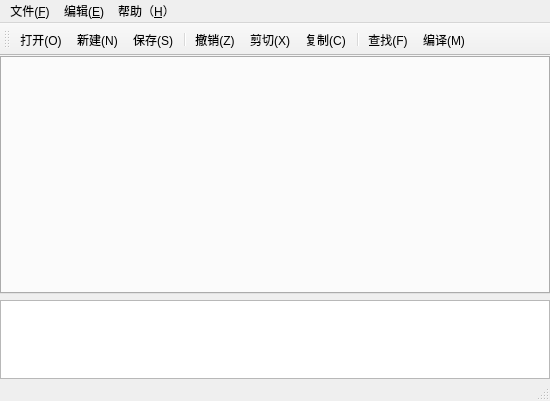
Above: mainwindow.ui from inkcherry/integration- before the change. Below: the same form after it.
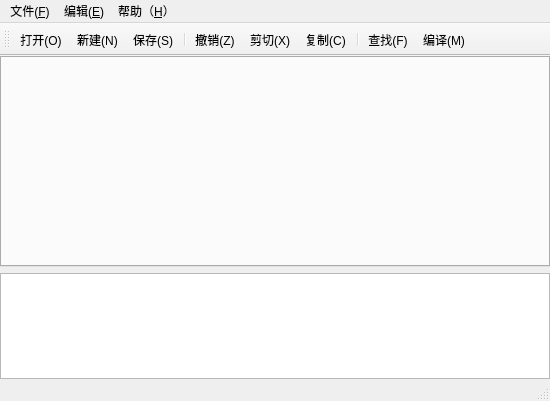
That is the form after the change. Icons and pictures are not drawn.

```diff
--- a/mainwindow.ui
+++ b/mainwindow.ui
@@ -40,7 +40,7 @@
        <number>0</number>
       </property>
       <item>
-       <layout class="QVBoxLayout" name="verticalLayout" stretch="6,2">
+       <layout class="QVBoxLayout" name="verticalLayout" stretch="6,3">
         <item>
          <widget class="QTabWidget" name="titletabWidget">
           <property name="currentIndex">
@@ -58,7 +58,7 @@
          </widget>
         </item>
         <item>
-         <widget class="QListView" name="listView"/>
+         <widget class="QTextEdit" name="ExecOutput"/>
         </item>
        </layout>
       </item>
```
